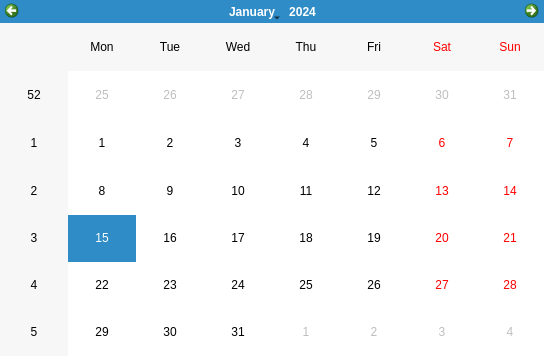
Above: src/ui/resources/CalendarDialog.ui from Paulo1402/Relatorio-de-Notas before the change. Below: the same form after it.
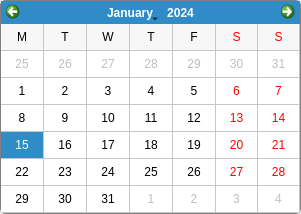
That is the form after the change.

```diff
--- a/src/ui/resources/CalendarDialog.ui
+++ b/src/ui/resources/CalendarDialog.ui
@@ -6,28 +6,69 @@
    <rect>
     <x>0</x>
     <y>0</y>
-    <width>544</width>
-    <height>356</height>
+    <width>301</width>
+    <height>214</height>
    </rect>
   </property>
+  <property name="sizePolicy">
+   <sizepolicy hsizetype="Expanding" vsizetype="Expanding">
+    <horstretch>0</horstretch>
+    <verstretch>0</verstretch>
+   </sizepolicy>
+  </property>
   <property name="windowTitle">
    <string>Dialog</string>
   </property>
+  <property name="styleSheet">
+   <string notr="true">QDialog {
+	border: 1px solid gray;
+	border-radius: 5px
+}
+
+#qt_calendar_monthbutton::menu-indicator{
+	image: none;
+}</string>
+  </property>
   <layout class="QHBoxLayout" name="horizontalLayout">
    <property name="leftMargin">
-    <number>0</number>
+    <number>1</number>
    </property>
    <property name="topMargin">
-    <number>0</number>
+    <number>1</number>
    </property>
    <property name="rightMargin">
-    <number>0</number>
+    <number>1</number>
    </property>
    <property name="bottomMargin">
-    <number>0</number>
+    <number>1</number>
    </property>
    <item>
-    <widget class="QCalendarWidget" name="calendar"/>
+    <widget class="QCalendarWidget" name="calendar">
+     <property name="sizePolicy">
+      <sizepolicy hsizetype="Preferred" vsizetype="Preferred">
+       <horstretch>0</horstretch>
+       <verstretch>0</verstretch>
+      </sizepolicy>
+     </property>
+     <property name="minimumSize">
+      <size>
+       <width>1</width>
+       <height>1</height>
+      </size>
+     </property>
+     <property name="styleSheet">
+      <string notr="true"/>
+     </property>
+     <property name="gridVisible">
+      <bool>true</bool>
+     </property>
+     <property name="horizontalHeaderFormat">
+      <enum>QCalendarWidget::SingleLetterDayNames</enum>
+     </property>
+     <property name="verticalHeaderFormat">
+      <enum>QCalendarWidget::NoVerticalHeader</enum>
+     </property>
+    </widget>
    </item>
   </layout>
  </widget>
```
